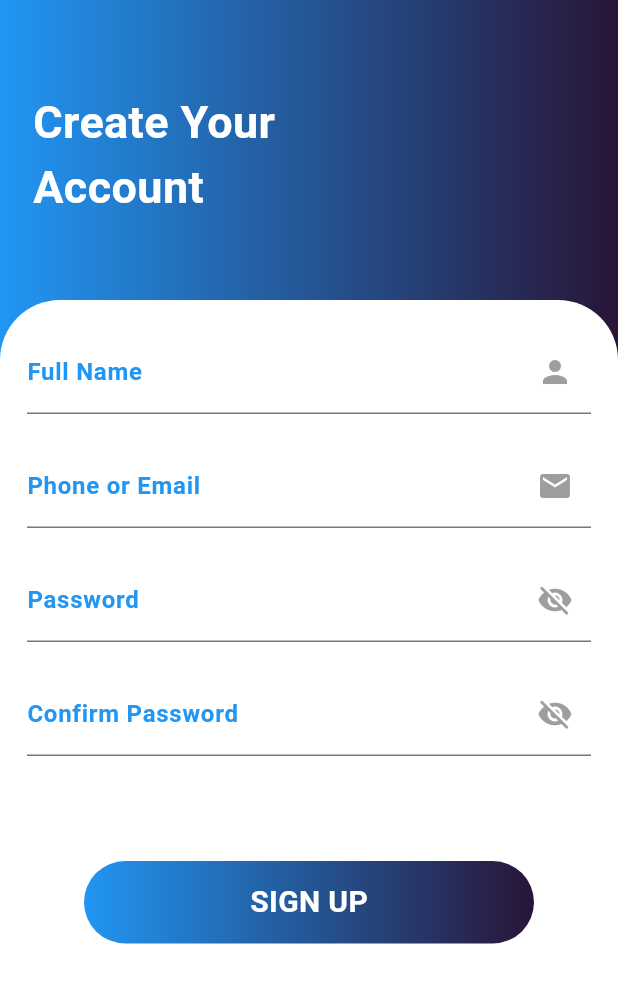
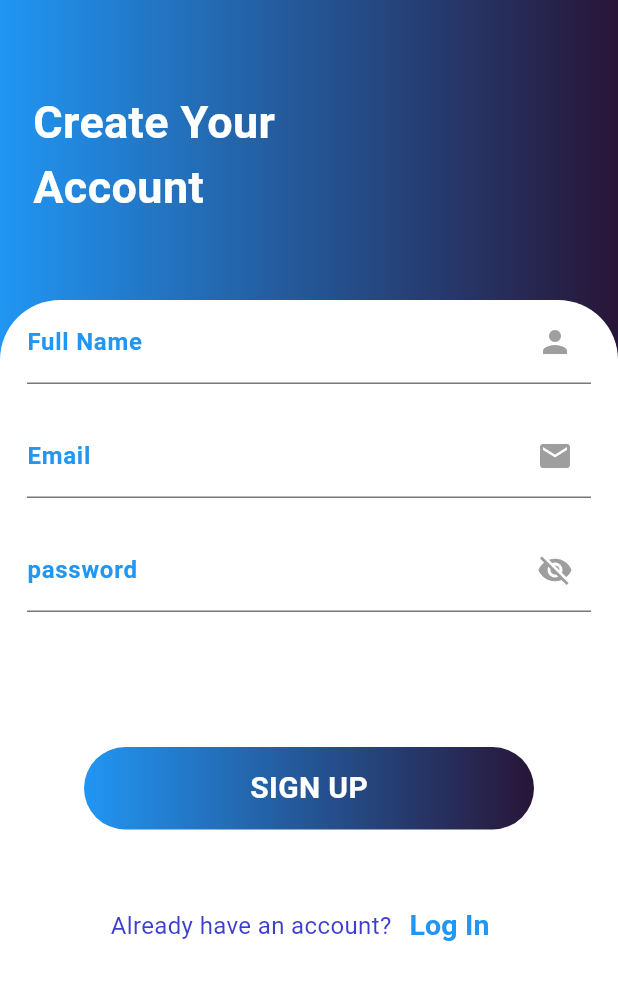
Before and after one commit to Mohamed-Abdel-Rahem/login_signup_ui, a Flutter app: the RegScreen screen opened directly, on a phone screen of 412 x 824 dp. Shown: the top 983 px of the screen. Run offline on Flutter 3.47's test engine with Material 3 defaults, Android fonts, the phone set to English and light mode, and no system bars; drawn by our look-alikes of modal_progress_hud_nsn; our stand-ins replace cloud_firestore, firebase_auth, firebase_core; accounts and stored records are empty.

Commit message:
Finish Login and reg and inti account Info

```diff
--- a/lib/screen/reg.dart
+++ b/lib/screen/reg.dart
@@ -1,7 +1,16 @@
+import 'package:firebase_auth/firebase_auth.dart';
 import 'package:flutter/material.dart';
+import 'package:modal_progress_hud_nsn/modal_progress_hud_nsn.dart';
+import 'package:cloud_firestore/cloud_firestore.dart';
+import 'package:test/screen/homePage.dart';
+import 'package:test/screen/login.dart';
+import 'package:test/widgets/customText.dart';
+import 'package:test/widgets/customTextButton.dart';
+import 'package:test/widgets/showSnackBar.dart';
 
 class RegScreen extends StatefulWidget {
   const RegScreen({Key? key}) : super(key: key);
+  static String id = 'RegScreen';
 
   @override
   _RegScreenState createState() => _RegScreenState();
@@ -9,23 +18,14 @@ class RegScreen extends StatefulWidget {
 
 class _RegScreenState extends State<RegScreen> {
   final _formKey = GlobalKey<FormState>();
-  final TextEditingController _nameController = TextEditingController();
-  final TextEditingController _emailOrPhoneController = TextEditingController();
-  final TextEditingController _passwordController = TextEditingController();
-  final TextEditingController _confirmPasswordController =
-      TextEditingController();
+
   bool _isPasswordVisible = false;
   bool _isConfirmPasswordVisible = false;
-
+  bool isLoading = false;
+  String? email, password, fullName;
   void _togglePasswordVisibility() {
     setState(() {
       _isPasswordVisible = !_isPasswordVisible;
-    });
-  }
-
-  void _toggleConfirmPasswordVisibility() {
-    setState(() {
-      _isConfirmPasswordVisible = !_isConfirmPasswordVisible;
     });
   }
 
@@ -40,7 +40,10 @@ class _RegScreenState extends State<RegScreen> {
 
   @override
   Widget build(BuildContext context) {
-    return Scaffold(
+    return ModalProgressHUD(
+      color: Colors.black,
+      inAsyncCall: isLoading,
+      child: Scaffold(
         resizeToAvoidBottomInset:
             true, // Allow resizing when the keyboard is visible
         body: SingleChildScrollView(
@@ -89,66 +92,33 @@ class _RegScreenState extends State<RegScreen> {
                       child: Column(
                         mainAxisSize: MainAxisSize.min,
                         children: [
-                        const SizedBox(height: 20),
-                        // Full Name
-                        TextFormField(
-                          controller: _nameController,
-                          decoration: const InputDecoration(
-                            suffixIcon: Icon(
+                          TextFormFieldCallBack(
+                            onChanged: (value) {
+                              fullName = value;
+                            },
+                            suffexIcon: const Icon(
                               Icons.person,
                               color: Colors.grey,
                             ),
-                            label: Text(
-                              'Full Name',
-                              style: TextStyle(
-                                fontWeight: FontWeight.bold,
-                                color: Colors.blue,
-                              ),
-                            ),
-                          ),
-                          validator: (value) {
-                            if (value == null || value.isEmpty) {
-                              return 'Name cannot be empty';
-                            }
-                            return null;
-                          },
+                            dataLabelText: 'Full Name',
                           ),
                           const SizedBox(height: 20),
-                        // Email or Phone
-                        TextFormField(
-                          controller: _emailOrPhoneController,
-                          decoration: const InputDecoration(
-                            suffixIcon: Icon(
+                          TextFormFieldCallBack(
+                            onChanged: (value) {
+                              email = value;
+                            },
+                            suffexIcon: const Icon(
                               Icons.email,
                               color: Colors.grey,
                             ),
-                            label: Text(
-                              'Phone or Email',
-                              style: TextStyle(
-                                fontWeight: FontWeight.bold,
-                                color: Colors.blue,
-                              ),
-                            ),
-                          ),
-                          validator: (value) {
-                            if (value == null || value.isEmpty) {
-                              return 'This field cannot be empty';
-                            }
-                            // Email validation
-                            if (!RegExp(
-                                    r'^[a-zA-Z0-9._%+-]+@[a-zA-Z0-9.-]+\.[a-zA-Z]{2,}$')
-                                .hasMatch(value)) {
-                              return 'Enter a valid phone or email';
-                            }
-                            return null;
-                          },
+                            dataLabelText: 'Email',
                           ),
                           const SizedBox(height: 20),
-                        // Password
-                        TextFormField(
-                          controller: _passwordController,
-                          decoration: InputDecoration(
-                            suffixIcon: IconButton(
+                          TextFormFieldCallBack(
+                            onChanged: (value) {
+                              password = value;
+                            },
+                            suffexIcon: IconButton(
                               icon: Icon(
                                 _isPasswordVisible
                                     ? Icons.visibility
@@ -157,60 +127,41 @@ class _RegScreenState extends State<RegScreen> {
                               ),
                               onPressed: _togglePasswordVisibility,
                             ),
-                            label: const Text(
-                              'Password',
-                              style: TextStyle(
-                                fontWeight: FontWeight.bold,
-                                color: Colors.blue,
+                            obscureText: !_isPasswordVisible,
+                            dataLabelText: 'password',
                           ),
-                            ),
-                          ),
-                          obscureText: !_isPasswordVisible,
-                          validator: (value) {
-                            if (value == null || value.isEmpty) {
-                              return 'Password cannot be empty';
-                            } else if (value.length < 6) {
-                              return 'Password must be at least 6 characters';
-                            }
-                            return null;
-                          },
-                        ),
+
                           const SizedBox(height: 20),
-                        // Confirm Password
-                        TextFormField(
-                          controller: _confirmPasswordController,
-                          decoration: InputDecoration(
-                            suffixIcon: IconButton(
-                              icon: Icon(
-                                _isConfirmPasswordVisible
-                                    ? Icons.visibility
-                                    : Icons.visibility_off,
-                                color: Colors.grey,
-                              ),
-                              onPressed: _toggleConfirmPasswordVisibility,
-                            ),
-                            label: const Text(
-                              'Confirm Password',
-                              style: TextStyle(
-                                fontWeight: FontWeight.bold,
-                                color: Colors.blue,
-                              ),
-                            ),
-                          ),
-                          obscureText: !_isConfirmPasswordVisible,
-                          validator: (value) {
-                            if (value == null || value.isEmpty) {
-                              return 'Confirm your password';
-                            } else if (value != _passwordController.text) {
-                              return 'Passwords do not match';
-                            }
-                            return null;
-                          },
-                        ),
+
                           const SizedBox(height: 70),
                           // Register Button
                           GestureDetector(
-                          onTap: _validateAndRegister,
+                            onTap: () async {
+                              if (_formKey.currentState!.validate()) {
+                                setState(() {
+                                  isLoading = true;
+                                });
+                                try {
+                                  await registerUser();
+
+                                  // After successfully registering the user, add user data to Firestore
+                                } on FirebaseAuthException catch (ex) {
+                                  if (ex.code == 'weak-password') {
+                                    setState(() {
+                                      isLoading = false;
+                                    });
+                                    showSnackBar(context, 'Weak password');
+                                  } else if (ex.code ==
+                                      'email-already-in-use') {
+                                    setState(() {
+                                      isLoading = false;
+                                    });
+                                    showSnackBar(
+                                        context, 'Email already in use');
+                                  }
+                                }
+                              }
+                            },
                             child: Container(
                               height: 55,
                               width: 300,
@@ -234,6 +185,25 @@ class _RegScreenState extends State<RegScreen> {
                             ),
                           ),
                           const SizedBox(height: 40),
+                          Row(
+                            mainAxisAlignment: MainAxisAlignment.center,
+                            children: [
+                              Text(
+                                'Already have an account?',
+                                style: TextStyle(
+                                    color:
+                                        const Color.fromARGB(255, 61, 63, 204),
+                                    fontSize: 16),
+                              ),
+                              CustomTextButton(
+                                text: 'Log In',
+                                onPressed: () {
+                                  Navigator.pushReplacementNamed(
+                                      context, LoginScreen.id);
+                                },
+                              ),
+                            ],
+                          ),
                         ],
                       ),
                     ),
@@ -243,6 +213,59 @@ class _RegScreenState extends State<RegScreen> {
             ],
           ),
         ),
+      ),
     );
   }
+
+  Future<void> registerUser() async {
+    try {
+      if (email != null) {
+        // Register user with email and password
+        UserCredential userCredential = await FirebaseAuth.instance
+            .createUserWithEmailAndPassword(email: email!, password: password!);
+
+        // Get the UID of the newly registered user
+        String uid = userCredential.user!.email!; // Use email as UID
+        await addUserToFirestore(uid);
+        showSnackBar(context, 'Registration is done.');
+
+        // Add user data to Firestore using the obtained UID (email)
+        await addUserToFirestore(uid);
+      } else {
+        setState(() {
+          isLoading = false;
+        });
+        showSnackBar(context, 'Domain not supported.');
       }
+    } on FirebaseAuthException catch (ex) {
+      if (ex.code == 'weak-password') {
+        setState(() {
+          isLoading = false;
+        });
+        showSnackBar(context, 'Weak password');
+      } else if (ex.code == 'email-already-in-use') {
+        setState(() {
+          isLoading = false;
+        });
+        showSnackBar(context, 'Email already in use');
+      } else {
+        setState(() {
+          isLoading = false;
+        });
+        showSnackBar(context, 'Error: ${ex.message}');
+      }
+    }
+  }
+
+  Future<void> addUserToFirestore(String uid) async {
+    // Add user data to Firestore using the email as the document ID (UID)
+    await FirebaseFirestore.instance.collection('users').doc(uid).set({
+      'email': email,
+      'fullNmme': fullName,
+    });
+    setState(() {
+      FirebaseAuth.instance.signOut();
+      isLoading = false;
+    });
+  }
+}
--- /dev/null
+++ b/lib/widgets/customText.dart
@@ -0,0 +1,48 @@
+import 'package:flutter/material.dart';
+
+// ignore: must_be_immutable
+class TextFormFieldCallBack extends StatefulWidget {
+  TextFormFieldCallBack({
+    Key? key,
+    required this.dataLabelText,
+    this.data,
+    this.onChanged,
+    this.obscureText = false,
+    required this.suffexIcon,
+  }) : super(key: key);
+
+  final TextEditingController? data;
+  final String dataLabelText;
+  final Widget suffexIcon;
+  final bool obscureText;
+  Function(String)? onChanged;
+
+  @override
+  State<TextFormFieldCallBack> createState() => _TextFormFieldCallBackState();
+}
+
+class _TextFormFieldCallBackState extends State<TextFormFieldCallBack> {
+  bool _obscureText = true;
+
+  @override
+  Widget build(BuildContext context) {
+    return TextFormField(
+      // Validate if the value is empty
+      validator: (value) => value!.isEmpty ? 'Please enter a value' : null,
+      onChanged: widget.onChanged,
+      controller: widget.data,
+      obscureText: widget.obscureText,
+      style: const TextStyle(color: Colors.black), // Set the text color
+      decoration: InputDecoration(
+        suffixIcon: widget.suffexIcon,
+        label: Text(
+          widget.dataLabelText,
+          style: const TextStyle(
+            fontWeight: FontWeight.bold,
+            color: Colors.blue,
+          ),
+        ),
+      ),
+    );
+  }
+}
--- /dev/null
+++ b/lib/widgets/customTextButton.dart
@@ -0,0 +1,19 @@
+import 'package:flutter/material.dart';
+
+// ignore: non_constant_identifier_names
+Widget CustomTextButton({
+  required final String text,
+  required final VoidCallback? onPressed,
+}) {
+  return TextButton(
+    onPressed: onPressed,
+    child: Text(
+      text,
+      style: const TextStyle(
+        fontSize: 19,
+        color: Colors.blue,
+        fontWeight: FontWeight.bold,
+      ),
+    ),
+  );
+}
```
Also changed, not shown: lib/main.dart (+26 -5 lines), lib/screen/accountInfo.dart (added, +11 -0 lines), lib/screen/homePage.dart (added, +28 -0 lines), lib/screen/login.dart (+75 -88 lines), lib/widgets/drawer.dart (added, +60 -0 lines), lib/widgets/listTileDrawer.dart (added, +27 -0 lines), lib/widgets/showSnackBar.dart (added, +9 -0 lines), pubspec.yaml (+5 -2 lines), firebase.json (added), lib/firebase_options.dart (added), pubspec.lock, 6 other files. Lines whose indentation alone changed are shown as unchanged.
